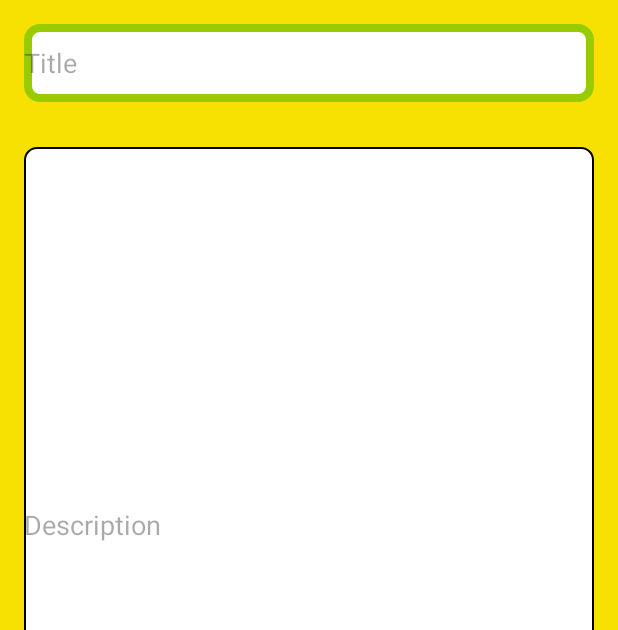
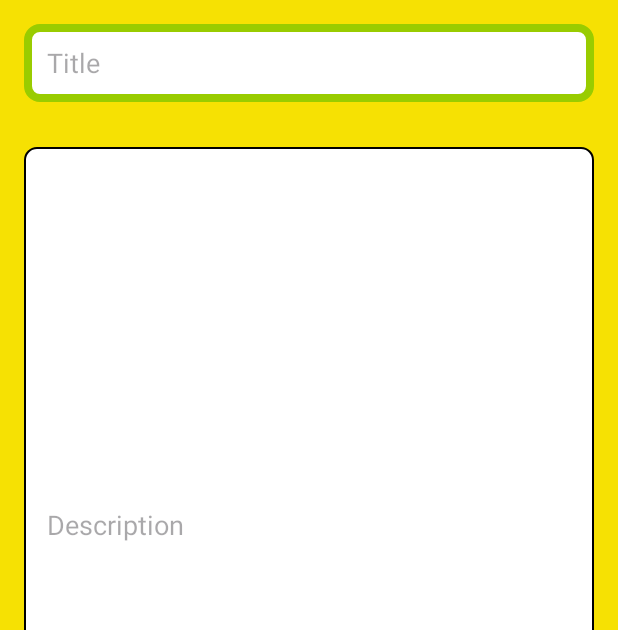
Before and after one commit to snuhcs-course/swpp-2023-project-team-5, an Android app: the DiaryNewActivity screen opened directly, with no data from a screen before it, on a phone screen of 412 x 824 dp. Shown: the top 630 px of the screen. Run offline under Robolectric (Android 15) with nearby library versions, the phone set to English and light mode, and no system bars.

Commit message:
added paddins to diary item, new diary, friend

```diff
--- a/ImPine/app/src/main/res/layout/diary_new.xml
+++ b/ImPine/app/src/main/res/layout/diary_new.xml
@@ -20,6 +20,8 @@
             android:layout_marginBottom="30dp"
             android:background="@drawable/edittext_background"
             android:hint="Title"
+            android:paddingStart="15dp"
+            android:paddingEnd="15dp"
             android:inputType="text" />
 
 
@@ -30,6 +32,8 @@
                 android:layout_marginBottom="16dp"
                 android:background="@drawable/edittext_background"
                 android:hint="Description"
+                android:paddingStart="15dp"
+                android:paddingEnd="15dp"
                 android:inputType="textMultiLine" />
 
             <Button
--- a/ImPine/app/src/main/res/layout/diary_page.xml
+++ b/ImPine/app/src/main/res/layout/diary_page.xml
@@ -108,6 +108,8 @@
         app:layout_constraintBottom_toTopOf="@+id/footerBar"
         app:layout_constraintEnd_toEndOf="parent"
         app:layout_constraintStart_toStartOf="parent"
+        android:paddingLeft="15dp"
+        android:paddingRight="15dp"
         app:layout_constraintTop_toBottomOf="@+id/headerBar"
         tools:listitem="@layout/diary_item" />
 
--- a/ImPine/app/src/main/res/layout/friends_page.xml
+++ b/ImPine/app/src/main/res/layout/friends_page.xml
@@ -57,6 +57,8 @@
         app:layout_constraintBottom_toTopOf="@+id/footerBar"
         app:layout_constraintEnd_toEndOf="parent"
         app:layout_constraintStart_toStartOf="parent"
+        android:paddingLeft="15dp"
+        android:paddingRight="15dp"
         tools:listitem="@layout/friends_item"
         app:layout_constraintTop_toBottomOf="@+id/friendSearchView" />
 
--- a/ImPine/app/src/main/res/layout/friends_search_results.xml
+++ b/ImPine/app/src/main/res/layout/friends_search_results.xml
@@ -16,6 +16,8 @@
         app:layout_constraintBottom_toBottomOf="parent"
         app:layout_constraintEnd_toEndOf="parent"
         app:layout_constraintStart_toStartOf="parent"
+        android:paddingLeft="15dp"
+        android:paddingRight="15dp"
         android:layout_marginLeft="15dp"
         android:layout_marginRight="15dp"
         tools:listitem="@layout/friends_item"
```
